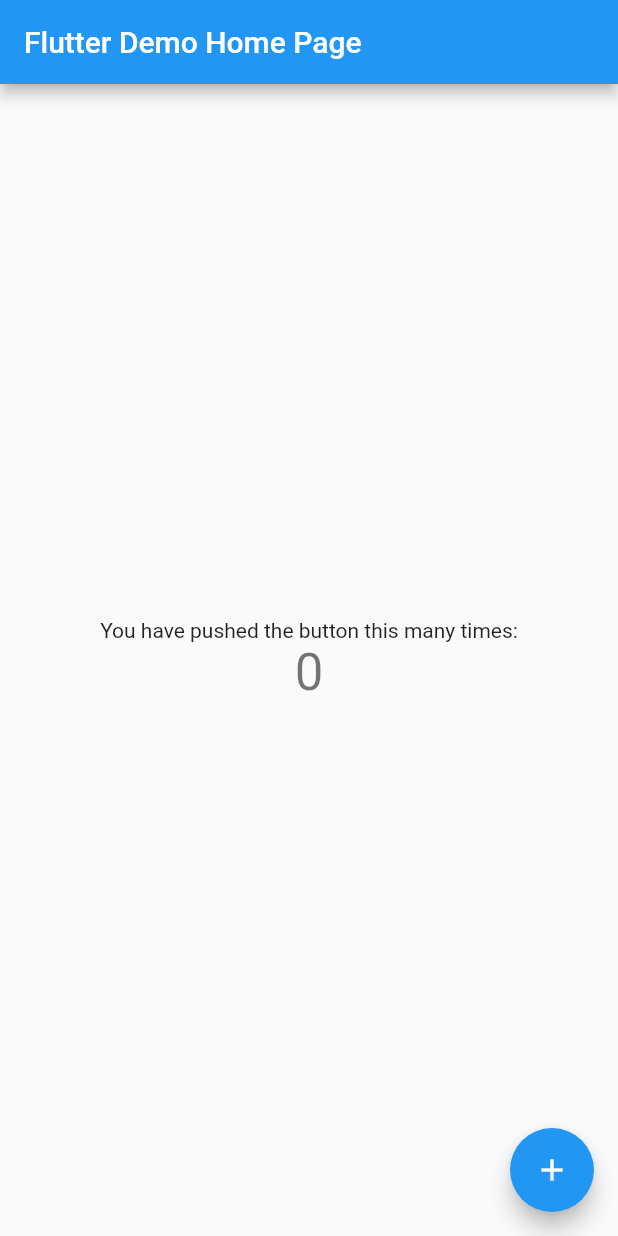
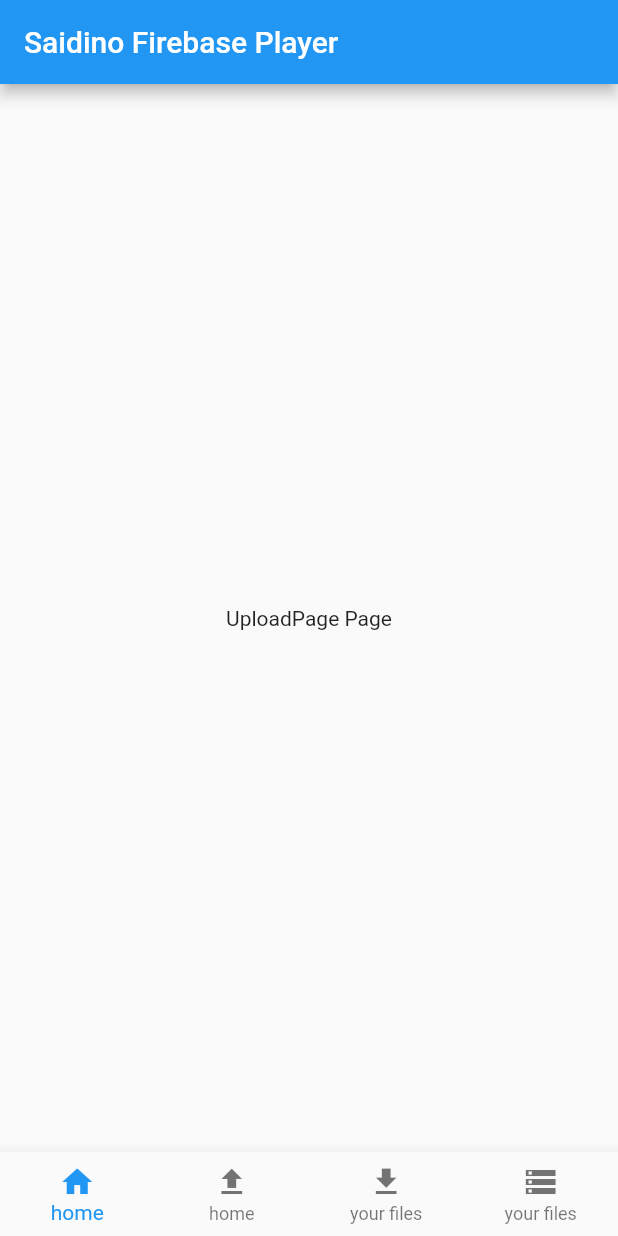
Before and after one commit to saidino84/ffplayer, a Flutter app: the screen it shows after launch, on a phone screen of 412 x 824 dp. Run offline on Flutter 3.47's test engine with Material 2 defaults, Android fonts, the phone set to English and light mode, and no system bars; our stand-ins replace get.

Commit message:
Adicionando o body dos tabs

```diff
--- /dev/null
+++ b/lib/app/pages/downloaded/download_controller.dart
@@ -0,0 +1,3 @@
+import 'package:ffplayer/helpers.dart';
+
+class DownloadController extends GetxController {}
--- /dev/null
+++ b/lib/app/pages/downloaded/download_page.dart
@@ -0,0 +1,11 @@
+import 'package:ffplayer/helpers.dart';
+
+class DownloadPage extends StatelessWidget {
+  var controller = DownloadController();
+  @override
+  Widget build(BuildContext context) {
+    return Center(
+      child: Text('Download Page'),
+    );
+  }
+}
--- /dev/null
+++ b/lib/app/pages/home/home_bindings.dart
@@ -0,0 +1,8 @@
+import 'package:ffplayer/helpers.dart';
+
+class HomeBinding implements Bindings {
+  @override
+  void dependencies() {
+    Get.lazyPut(() => HomeController());
+  }
+}
--- /dev/null
+++ b/lib/app/pages/home/home_controller.dart
@@ -0,0 +1,17 @@
+import 'package:ffplayer/helpers.dart';
+
+class HomeController extends GetxController {
+  final _current_item = 0.obs;
+  int get current => _current_item.value;
+
+  // lista de tabs com seus correspondetes views
+  final tab_pages = [
+    // HomePage(),
+    UploadPage(),
+    DownloadPage(),
+    LocalPage(),
+  ];
+  void change_current(int index) {
+    this._current_item.value = index;
+  }
+}
--- /dev/null
+++ b/lib/app/pages/home/home_page.dart
@@ -0,0 +1,40 @@
+import 'package:ffplayer/app/pages/home/home_controller.dart';
+import 'package:ffplayer/helpers.dart';
+
+class HomePage extends GetView<HomeController> {
+  @override
+  Widget build(BuildContext context) {
+    return Scaffold(
+      appBar: AppBar(
+        title: Text('Saidino Firebase Player'),
+      ),
+      body: Obx(
+        () => controller.tab_pages[controller.current],
+      ),
+      bottomNavigationBar: Obx(() {
+        return BottomNavigationBar(
+            type: BottomNavigationBarType.fixed,
+            currentIndex: controller.current,
+            onTap: controller.change_current,
+            items: [
+              BottomNavigationBarItem(
+                icon: Icon(Icons.home),
+                title: Text('home'),
+              ),
+              BottomNavigationBarItem(
+                icon: Icon(Icons.upload),
+                title: Text('home'),
+              ),
+              BottomNavigationBarItem(
+                icon: Icon(Icons.download),
+                title: Text('your files'),
+              ),
+              BottomNavigationBarItem(
+                icon: Icon(Icons.storage),
+                title: Text('your files'),
+              ),
+            ]);
+      }),
+    );
+  }
+}
--- /dev/null
+++ b/lib/app/pages/localfiles/local_controller.dart
@@ -0,0 +1,3 @@
+import 'package:ffplayer/helpers.dart';
+
+class LocalController extends GetxController {}
--- /dev/null
+++ b/lib/app/pages/localfiles/local_page.dart
@@ -0,0 +1,10 @@
+import 'package:ffplayer/helpers.dart';
+
+class LocalPage extends StatelessWidget {
+  @override
+  Widget build(BuildContext context) {
+    return Center(
+      child: Text('Local songs'),
+    );
+  }
+}
--- /dev/null
+++ b/lib/app/pages/upload/upload_controller.dart
@@ -0,0 +1,3 @@
+import 'package:ffplayer/helpers.dart';
+
+class UploadController extends GetxController {}
--- /dev/null
+++ b/lib/app/pages/upload/upload_page.dart
@@ -0,0 +1,12 @@
+import 'package:ffplayer/app/pages/upload/upload_controller.dart';
+import 'package:ffplayer/helpers.dart';
+
+class UploadPage extends StatelessWidget {
+  var controller = UploadController();
+  @override
+  Widget build(BuildContext context) {
+    return Center(
+      child: Text('UploadPage Page'),
+    );
+  }
+}
--- /dev/null
+++ b/lib/helpers.dart
@@ -0,0 +1,24 @@
+export 'package:flutter/material.dart';
+
+export 'app/pages/home/home_page.dart';
+export 'package:get/get.dart';
+//:todo pages
+export 'package:ffplayer/app/pages/upload/upload_page.dart';
+export 'package:ffplayer/app/pages/downloaded/download_page.dart';
+export 'package:ffplayer/app/pages/localfiles/local_page.dart';
+
+// controllers
+export 'package:ffplayer/app/pages/home/home_controller.dart';
+export 'package:ffplayer/app/pages/downloaded/download_controller.dart';
+
+// bindings
+export 'app/pages/home/home_bindings.dart';
+
+_download_main() {
+  return 'NOT IMPLEMENTED';
+}
+
+abstract class Routes {
+  static final HOME = '/';
+  static final FIREBASEMUSICS = '/fire_musics';
+}
--- a/lib/main.dart
+++ b/lib/main.dart
@@ -1,4 +1,4 @@
-import 'package:flutter/material.dart';
+import 'package:ffplayer/helpers.dart';
 
 void main() {
   runApp(MyApp());
@@ -8,106 +8,16 @@
   // This widget is the root of your application.
   @override
   Widget build(BuildContext context) {
-    return MaterialApp(
+    return GetMaterialApp(
       title: 'Flutter Demo',
       theme: ThemeData(
-        // This is the theme of your application.
-        //
-        // Try running your application with "flutter run". You'll see the
-        // application has a blue toolbar. Then, without quitting the app, try
-        // changing the primarySwatch below to Colors.green and then invoke
-        // "hot reload" (press "r" in the console where you ran "flutter run",
-        // or simply save your changes to "hot reload" in a Flutter IDE).
-        // Notice that the counter didn't reset back to zero; the application
-        // is not restarted.
         primarySwatch: Colors.blue,
       ),
-      home: MyHomePage(title: 'Flutter Demo Home Page'),
+      initialRoute: Routes.HOME,
+      getPages: [
+        GetPage(
+            page: () => HomePage(), name: Routes.HOME, binding: HomeBinding())
+      ],
     );
   }
 }
-
-class MyHomePage extends StatefulWidget {
-  MyHomePage({Key? key, required this.title}) : super(key: key);
-
-  // This widget is the home page of your application. It is stateful, meaning
-  // that it has a State object (defined below) that contains fields that affect
-  // how it looks.
-
-  // This class is the configuration for the state. It holds the values (in this
-  // case the title) provided by the parent (in this case the App widget) and
-  // used by the build method of the State. Fields in a Widget subclass are
-  // always marked "final".
-
-  final String title;
-
-  @override
-  _MyHomePageState createState() => _MyHomePageState();
-}
-
-class _MyHomePageState extends State<MyHomePage> {
-  int _counter = 0;
-
-  void _incrementCounter() {
-    setState(() {
-      // This call to setState tells the Flutter framework that something has
-      // changed in this State, which causes it to rerun the build method below
-      // so that the display can reflect the updated values. If we changed
-      // _counter without calling setState(), then the build method would not be
-      // called again, and so nothing would appear to happen.
-      _counter++;
-    });
-  }
-
-  @override
-  Widget build(BuildContext context) {
-    // This method is rerun every time setState is called, for instance as done
-    // by the _incrementCounter method above.
-    //
-    // The Flutter framework has been optimized to make rerunning build methods
-    // fast, so that you can just rebuild anything that needs updating rather
-    // than having to individually change instances of widgets.
-    return Scaffold(
-      appBar: AppBar(
-        // Here we take the value from the MyHomePage object that was created by
-        // the App.build method, and use it to set our appbar title.
-        title: Text(widget.title),
-      ),
-      body: Center(
-        // Center is a layout widget. It takes a single child and positions it
-        // in the middle of the parent.
-        child: Column(
-          // Column is also a layout widget. It takes a list of children and
-          // arranges them vertically. By default, it sizes itself to fit its
-          // children horizontally, and tries to be as tall as its parent.
-          //
-          // Invoke "debug painting" (press "p" in the console, choose the
-          // "Toggle Debug Paint" action from the Flutter Inspector in Android
-          // Studio, or the "Toggle Debug Paint" command in Visual Studio Code)
-          // to see the wireframe for each widget.
-          //
-          // Column has various properties to control how it sizes itself and
-          // how it positions its children. Here we use mainAxisAlignment to
-          // center the children vertically; the main axis here is the vertical
-          // axis because Columns are vertical (the cross axis would be
-          // horizontal).
-          mainAxisAlignment: MainAxisAlignment.center,
-          children: <Widget>[
-            Text(
-              'You have pushed the button this many times:',
-            ),
-            Text(
-              '$_counter',
-              style: Theme.of(context).textTheme.headline4,
-            ),
-          ],
-        ),
-      ),
-      floatingActionButton: FloatingActionButton(
-        onPressed: _incrementCounter,
-        tooltip: 'Increment',
-        child: Icon(Icons.add),
-      ), // This trailing comma makes auto-formatting nicer for build methods.
-    );
-  }
-}
--- a/pubspec.yaml
+++ b/pubspec.yaml
@@ -1,7 +1,7 @@
 name: ffplayer
 description: A new Flutter project.
 
-# The following line prevents the package from being accidentally published to
+ The following line prevents the package from being accidentally published to
 # pub.dev using `pub publish`. This is preferred for private packages.
 publish_to: 'none' # Remove this line if you wish to publish to pub.dev
 
@@ -29,6 +29,7 @@
   # Use with the CupertinoIcons class for iOS style icons.
   cupertino_icons: ^1.0.2
 
+  get: ^4.1.4
 dev_dependencies:
   flutter_test:
     sdk: flutter
```
Also changed, not shown: pubspec.lock.
